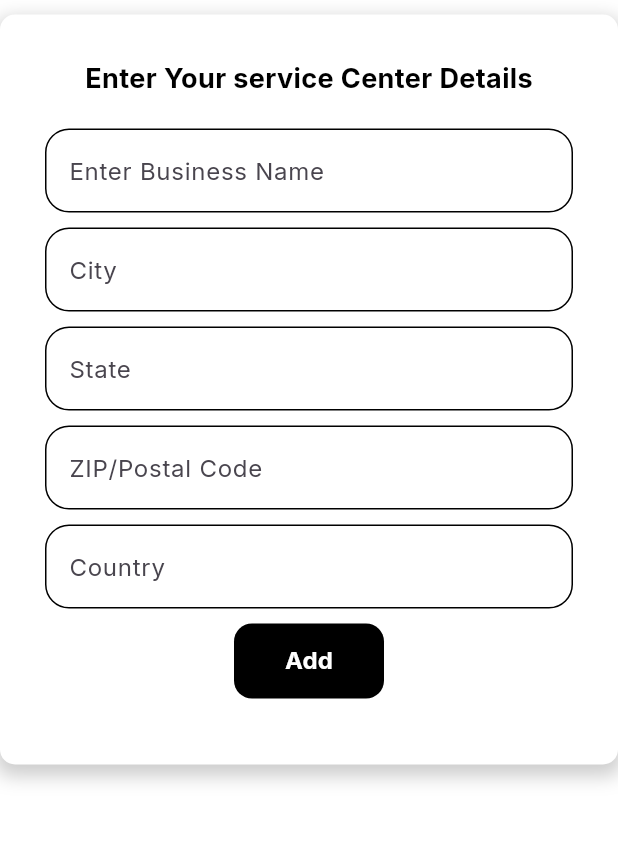
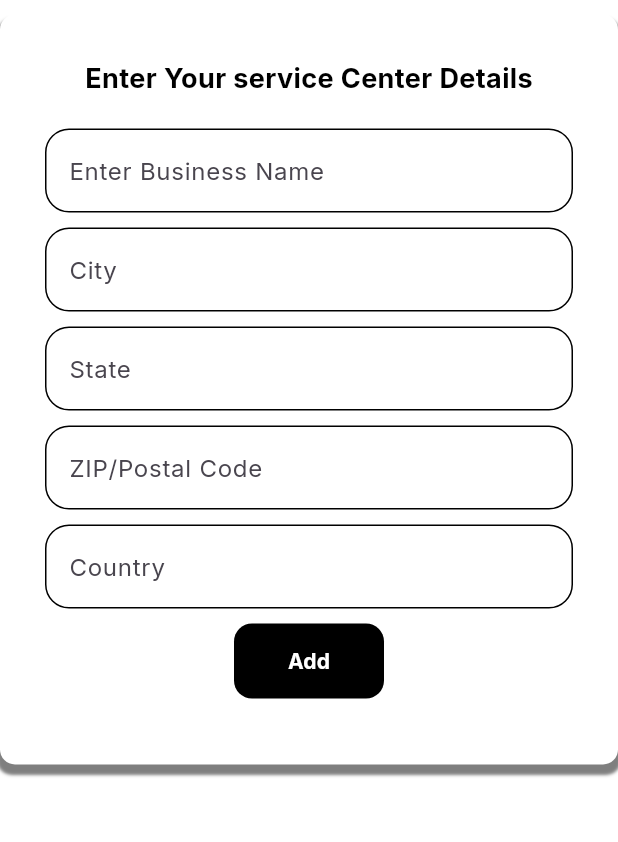
Before and after one commit to Intezar-Dev-7/TorqueUp, a Flutter app: the SignupScreen screen opened directly, after a tap on "Create Account", on a phone screen of 412 x 824 dp, the part 248-1090 px from its top. Run offline on Flutter 3.47's test engine with Material 3 defaults, Android fonts, the phone set to English and light mode, and no system bars; our stand-ins replace easy_sidemenu, fl_chart, google_fonts, iconsax; network calls fail.

Commit message:
made small changes to the ui

```diff
--- a/frontend/lib/common/widgets/custom_elevated_button.dart
+++ b/frontend/lib/common/widgets/custom_elevated_button.dart
@@ -17,7 +17,7 @@ class CustomElevatedButton extends StatelessWidget {
         elevation: 0,
         minimumSize: const Size(100, 50),
         backgroundColor: AppColors.black,
-        padding: EdgeInsets.symmetric(vertical: 6,horizontal: 12),
+        padding: EdgeInsets.symmetric(vertical: 6, horizontal: 12),
         shape: RoundedRectangleBorder(borderRadius: BorderRadius.circular(12)),
       ),
       onPressed: onPressed,
@@ -25,7 +25,7 @@ class CustomElevatedButton extends StatelessWidget {
         text,
         style: TextStyle(
           color: AppColors.white,
-          fontSize: 16,
+          fontSize: 14,
           fontWeight: FontWeight.bold,
         ),
       ),
--- a/frontend/lib/features/auth/screens/login_screen.dart
+++ b/frontend/lib/features/auth/screens/login_screen.dart
@@ -188,6 +188,8 @@ class _LoginScreenState extends State<LoginScreen> {
                             ),
                           );
                         },
+                        style: TextButton.styleFrom(elevation: 2),
+
                         child: Text(
                           "Create Account ",
                           style: TextStyle(
--- a/frontend/lib/features/auth/screens/signup_screen.dart
+++ b/frontend/lib/features/auth/screens/signup_screen.dart
@@ -2,6 +2,7 @@ import 'package:flutter/material.dart';
 import 'package:frontend/common/widgets/custom_elevated_button.dart';
 import 'package:frontend/common/widgets/custom_textfield.dart';
 import 'package:frontend/features/auth/screens/login_screen.dart';
+import 'package:frontend/features/auth/widgets/other_login_options.dart';
 import 'package:frontend/features/auth/widgets/service_center_form.dart';
 
 class SignupScreen extends StatefulWidget {
@@ -32,6 +33,7 @@ class _SignupScreenState extends State<SignupScreen> {
     _passwordFocusNode.dispose();
   }
 
+  String status = 'Admin';
   String _selectedOption = ''; // initial selected value
   @override
   Widget build(BuildContext context) {
@@ -39,7 +41,7 @@ class _SignupScreenState extends State<SignupScreen> {
       backgroundColor: Colors.white,
       body: SafeArea(
         child: Padding(
-          padding: const EdgeInsets.symmetric(vertical: 5),
+          padding: const EdgeInsets.symmetric(vertical: 3),
           child: Column(
             crossAxisAlignment: CrossAxisAlignment.center,
             children: [
@@ -52,17 +54,17 @@ class _SignupScreenState extends State<SignupScreen> {
               ),
               Container(
                 width: 450,
-                height: 500,
-                margin: const EdgeInsets.symmetric(vertical: 10),
-                padding: const EdgeInsets.all(20),
+                height: 510,
+                margin: const EdgeInsets.symmetric(vertical: 3),
+                // padding: const EdgeInsets.all(20),
                 decoration: BoxDecoration(
                   borderRadius: BorderRadius.circular(10),
                   color: Colors.white,
                   boxShadow: [
                     BoxShadow(
-                      blurRadius: 10,
-                      color: Colors.black.withOpacity(0.2),
-                      spreadRadius: 2.5,
+                      blurRadius: 2,
+                      color: Colors.black.withOpacity(0.5),
+                      spreadRadius: 1,
                       offset: const Offset(0, 5), // changes position of shadow
                     ),
                   ],
@@ -100,6 +102,30 @@ class _SignupScreenState extends State<SignupScreen> {
                       ),
                       SizedBox(height: 10),
                       // Add a new textfield asking the user to enter his role
+                      SizedBox(
+                        height: 55,
+                        width: 340,
+                        child: DropdownButtonFormField<String>(
+                          elevation: 2,
+                          focusColor: Colors.black,
+                          borderRadius: BorderRadius.circular(18),
+
+                          value: status,
+                          decoration: const InputDecoration(labelText: 'Role'),
+                          items:
+                              ['Admin', 'Receptionist', 'Customer']
+                                  .map(
+                                    (s) => DropdownMenuItem(
+                                      value: s,
+                                      child: Text(s),
+                                    ),
+                                  )
+                                  .toList(),
+                          onChanged: (val) {
+                            status = val!;
+                          },
+                        ),
+                      ),
                       Row(
                         mainAxisAlignment: MainAxisAlignment.center,
                         children: [
@@ -135,7 +161,7 @@ class _SignupScreenState extends State<SignupScreen> {
                           );
                         },
                       ),
-                      SizedBox(height: 20),
+                      SizedBox(height: 18),
                       Text(
                         "Or Login with",
                         style: TextStyle(
@@ -144,31 +170,9 @@ class _SignupScreenState extends State<SignupScreen> {
                           fontWeight: FontWeight.bold,
                         ),
                       ),
-                      SizedBox(height: 27),
+                      SizedBox(height: 25),
                       // Google and Apple Sign In Options
-                      Row(
-                        mainAxisAlignment: MainAxisAlignment.spaceEvenly,
-
-                        children: [
-                          GestureDetector(
-                            onTap: () {},
-                            child: Image.asset(
-                              'assets/general_icons/google.png',
-                              height: 30,
-                              width: 30,
-                            ),
-                          ),
-
-                          GestureDetector(
-                            onTap: () {},
-                            child: Image.asset(
-                              'assets/general_icons/apple.png',
-                              height: 30,
-                              width: 30,
-                            ),
-                          ),
-                        ],
-                      ),
+                      OtherLoginOptions(),
                       SizedBox(height: 7),
                       TextButton(
                         onPressed: () {
--- /dev/null
+++ b/frontend/lib/features/auth/widgets/other_login_options.dart
@@ -0,0 +1,32 @@
+import 'package:flutter/material.dart';
+
+class OtherLoginOptions extends StatelessWidget {
+  const OtherLoginOptions({super.key});
+
+  @override
+  Widget build(BuildContext context) {
+    return Row(
+      mainAxisAlignment: MainAxisAlignment.spaceEvenly,
+
+      children: [
+        GestureDetector(
+          onTap: () {},
+          child: Image.asset(
+            'assets/general_icons/google.png',
+            height: 30,
+            width: 30,
+          ),
+        ),
+
+        GestureDetector(
+          onTap: () {},
+          child: Image.asset(
+            'assets/general_icons/apple.png',
+            height: 30,
+            width: 30,
+          ),
+        ),
+      ],
+    );
+  }
+}
--- a/frontend/lib/features/auth/widgets/service_center_form.dart
+++ b/frontend/lib/features/auth/widgets/service_center_form.dart
@@ -67,9 +67,9 @@ class _ServiceCenterFormState extends State<ServiceCenterForm> {
                   color: Colors.white,
                   boxShadow: [
                     BoxShadow(
-                      blurRadius: 10,
-                      color: Colors.black.withOpacity(0.2),
-                      spreadRadius: 2.5,
+                      blurRadius: 1,
+                      color: Colors.black.withOpacity(0.5),
+                      spreadRadius: 2,
                       offset: const Offset(0, 5), // changes position of shadow
                     ),
                   ],
--- a/frontend/lib/main.dart
+++ b/frontend/lib/main.dart
@@ -1,5 +1,6 @@
 import 'package:flutter/material.dart';
 import 'package:frontend/features/admin/widgets/side_navigation_bar.dart';
+import 'package:frontend/features/auth/screens/login_screen.dart';
 import 'package:google_fonts/google_fonts.dart';
 
 void main() {
@@ -19,7 +20,8 @@ class MyApp extends StatelessWidget {
         textTheme: GoogleFonts.interTextTheme(),
         useMaterial3: true,
       ),
-      home: SideNavigationBar(),
+      home: LoginScreen(),
+      // home: SideNavigationBar(),
       // home: ReceptionistMainScreen(),
     );
   }
```
Also changed, not shown: frontend/lib/features/admin/Settings/screens/settings_screen.dart (+26 -9 lines).
